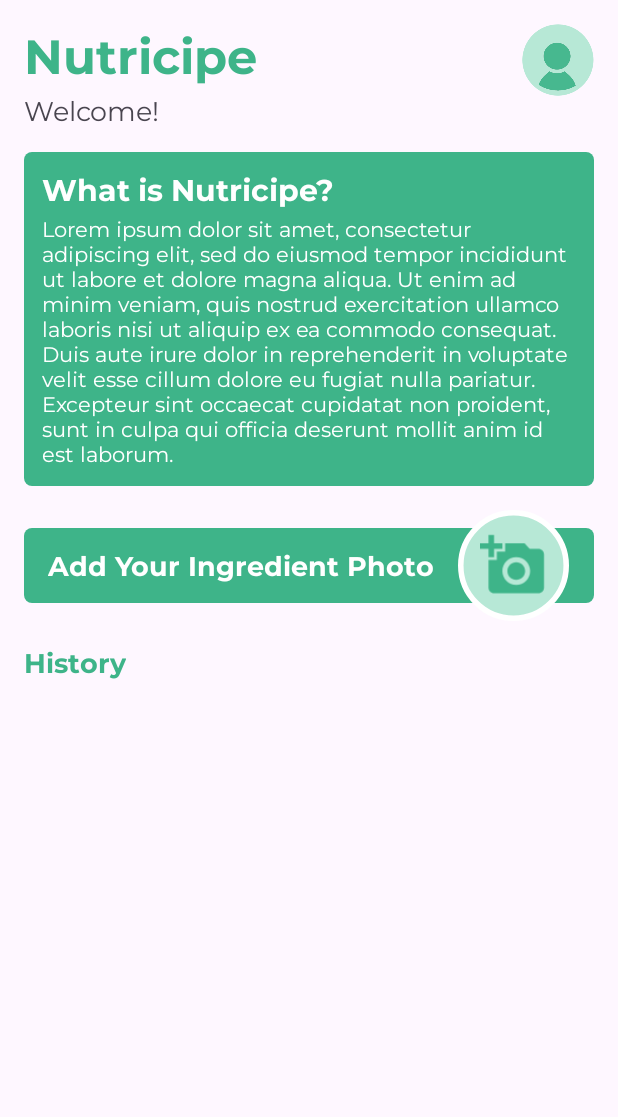
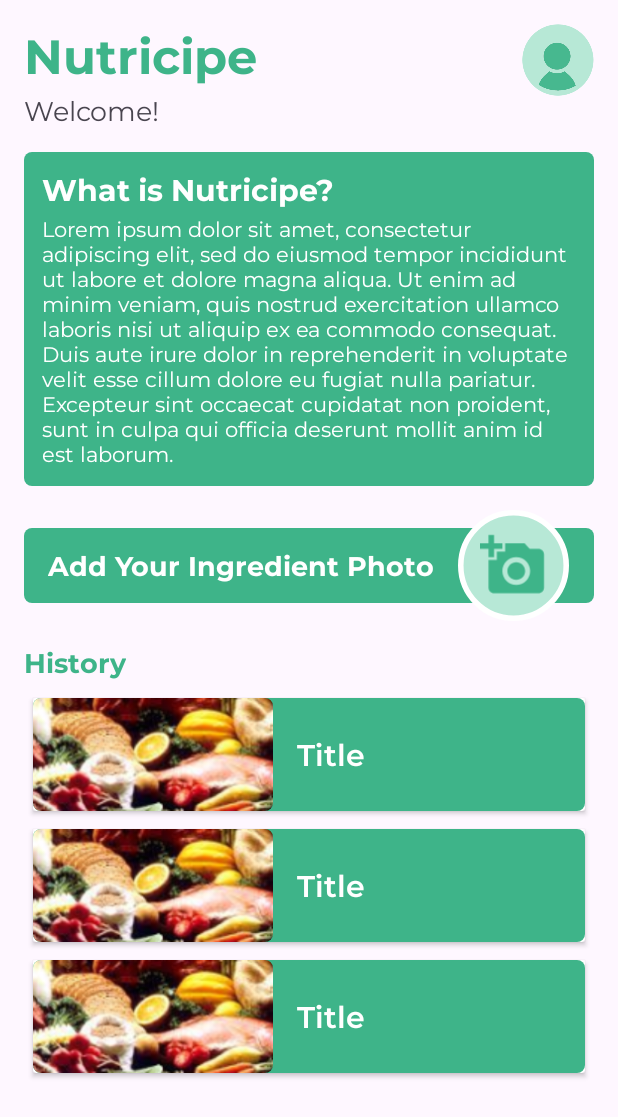
Before and after one commit to grandier/Nutricipe, an Android app: the layout activity_main.xml on its own in the app's theme, with its tools: preview values and no code run, on a phone screen of 412 x 824 dp. Shown: the top 1117 px of the screen. Run offline under Robolectric (Android 15) with nearby library versions, the phone set to English and light mode, and no system bars.

Commit message:
tambahan dikit untuk Home activity

```diff
--- a/Mobile Development/app/src/main/res/layout/activity_main.xml
+++ b/Mobile Development/app/src/main/res/layout/activity_main.xml
@@ -44,7 +44,7 @@
         android:layout_width="match_parent"
         android:layout_height="wrap_content"
         android:layout_marginTop="16dp"
-        android:background="@drawable/rectangle_rd5"
+        android:background="@drawable/bg_rectangle_rd5"
         android:orientation="vertical"
         android:padding="12dp"
         app:layout_constraintEnd_toEndOf="parent"
@@ -71,7 +71,7 @@
     <ImageView
         android:layout_width="match_parent"
         android:layout_height="50dp"
-        android:src="@drawable/rectangle_rd5"
+        android:src="@drawable/bg_rectangle_rd5"
         app:layout_constraintBottom_toBottomOf="@+id/linearLayout2"
         app:layout_constraintTop_toTopOf="@+id/linearLayout2"
         tools:layout_editor_absoluteX="16dp" />
@@ -117,11 +117,14 @@
         app:layout_constraintTop_toBottomOf="@+id/linearLayout2" />
 
     <androidx.recyclerview.widget.RecyclerView
+        android:id="@+id/rv_history"
         android:layout_width="match_parent"
-        android:layout_height="wrap_content"
+        android:layout_height="0dp"
         android:layout_marginTop="6dp"
+        app:layout_constraintBottom_toBottomOf="parent"
         app:layout_constraintEnd_toEndOf="parent"
         app:layout_constraintStart_toStartOf="parent"
-        app:layout_constraintTop_toBottomOf="@+id/textView2" />
+        app:layout_constraintTop_toBottomOf="@+id/textView2"
+        tools:listitem="@layout/card_history"/>
 
 </androidx.constraintlayout.widget.ConstraintLayout>
--- /dev/null
+++ b/Mobile Development/app/src/main/res/layout/card_history.xml
@@ -0,0 +1,45 @@
+<?xml version="1.0" encoding="utf-8"?>
+<androidx.cardview.widget.CardView xmlns:android="http://schemas.android.com/apk/res/android"
+    xmlns:app="http://schemas.android.com/apk/res-auto"
+    xmlns:tools="http://schemas.android.com/tools"
+    android:layout_width="match_parent"
+    android:layout_height="wrap_content"
+    android:layout_margin="6dp"
+    android:elevation="4dp">
+
+    <LinearLayout
+        android:layout_width="match_parent"
+        android:layout_height="wrap_content"
+        android:background="@drawable/bg_rectangle_rd5"
+        android:orientation="horizontal">
+
+        <com.google.android.material.imageview.ShapeableImageView
+            android:id="@+id/story_image"
+            android:layout_width="160dp"
+            android:layout_height="75dp"
+            android:scaleType="centerCrop"
+            app:layout_constraintEnd_toEndOf="parent"
+            app:layout_constraintStart_toStartOf="parent"
+            app:layout_constraintTop_toTopOf="parent"
+            app:shapeAppearanceOverlay="@style/roundedImageStyle"
+            tools:ignore="ImageContrastCheck,MissingClass"
+            tools:srcCompat="@drawable/preview_image"/>
+
+        <TextView
+            android:id="@+id/story_username"
+            android:layout_width="match_parent"
+            android:layout_height="wrap_content"
+            android:layout_marginStart="16dp"
+            android:layout_gravity="center_vertical"
+            android:fontFamily="@font/montserrat_semi_bold"
+            android:textColor="@color/white"
+            android:textStyle="bold"
+            android:textSize="20sp"
+            app:layout_constraintBottom_toBottomOf="parent"
+            app:layout_constraintStart_toStartOf="parent"
+            app:layout_constraintTop_toBottomOf="@+id/story_image"
+            android:text="Title" />
+
+    </LinearLayout>
+
+</androidx.cardview.widget.CardView>
--- a/Mobile Development/app/src/main/res/layout/item_history.xml
+++ /dev/null
@@ -1,6 +0,0 @@
-<?xml version="1.0" encoding="utf-8"?>
-<androidx.cardview.widget.CardView xmlns:android="http://schemas.android.com/apk/res/android"
-    android:layout_width="match_parent"
-    android:layout_height="match_parent">
-
-</androidx.cardview.widget.CardView>
--- a/Mobile Development/app/src/main/res/values/themes.xml
+++ b/Mobile Development/app/src/main/res/values/themes.xml
@@ -14,4 +14,12 @@
     </style>
 
     <style name="Theme.Nutricipe" parent="Base.Theme.Nutricipe" />
+
+    <style name="roundedImageStyle" parent="ShapeAppearance.MaterialComponents.MediumComponent">
+        <item name="cornerFamily">rounded</item>
+        <item name="cornerSizeTopLeft">5dp</item>
+        <item name="cornerSizeTopRight">5dp</item>
+        <item name="cornerSizeBottomLeft">5dp</item>
+        <item name="cornerSizeBottomRight">5dp</item>
+    </style>
 </resources>
```
Also changed, not shown: Mobile Development/app/src/main/res/drawable/bg_rectangle_rd5.xml (renamed from Mobile Development/app/src/main/res/drawable/rectangle_rd5.xml), Mobile Development/app/src/main/res/drawable/preview_image.png (added).
